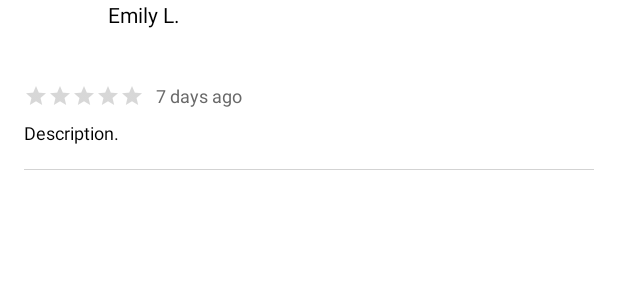
After one commit to RubensHardt/yelp-getty-center, an Android app: the layout item_review.xml on its own in the app's theme, with its tools: preview values and no code run, on a phone screen of 412 x 824 dp. The commit adds this screen. Shown: the top 300 px of the screen. Run offline under Robolectric (Android 15) with nearby library versions, the phone set to English and light mode, and no system bars.

Commit message:
Add review view holder

```diff
--- a/app/build.gradle
+++ b/app/build.gradle
@@ -64,6 +64,9 @@ dependencies {
     //Maps
     implementation 'com.google.android.gms:play-services-maps:16.1.0'
 
+    //Joda-Time
+    implementation 'net.danlew:android.joda:2.10.1.1'
+
     testImplementation 'junit:junit:4.12'
     androidTestImplementation 'com.android.support.test:runner:1.0.2'
     androidTestImplementation 'com.android.support.test.espresso:espresso-core:3.0.2'
--- /dev/null
+++ b/app/src/main/res/layout/item_review.xml
@@ -0,0 +1,66 @@
+<?xml version="1.0" encoding="utf-8"?>
+<RelativeLayout
+        xmlns:android="http://schemas.android.com/apk/res/android"
+        xmlns:tools="http://schemas.android.com/tools"
+        android:orientation="vertical"
+        android:layout_width="match_parent"
+        android:layout_height="wrap_content"
+        android:layout_marginStart="@dimen/margin_regular"
+        android:layout_marginEnd="@dimen/margin_regular">
+
+    <ImageView
+            android:id="@+id/profileImageView"
+            android:layout_width="@dimen/profile_image_size"
+            android:layout_height="@dimen/profile_image_size"/>
+
+    <TextView
+            android:id="@+id/nameTextView"
+            android:layout_width="wrap_content"
+            android:layout_height="wrap_content"
+            android:layout_marginStart="@dimen/margin_small"
+            android:layout_toEndOf="@id/profileImageView"
+            android:ellipsize="end"
+            android:textSize="@dimen/text_regular"
+            android:textColor="@color/black"
+            tools:text="Emily L."/>
+
+    <RatingBar
+            android:id="@+id/ratingBar"
+            android:layout_width="wrap_content"
+            android:layout_height="wrap_content"
+            android:layout_marginTop="@dimen/margin_small"
+            android:layout_below="@id/profileImageView"
+            style="?android:attr/ratingBarStyleSmall"
+            android:numStars="5"
+            android:stepSize="0.5"
+            android:isIndicator="true"/>
+
+    <TextView
+            android:id="@+id/timeCreatedTextView"
+            android:layout_width="wrap_content"
+            android:layout_height="wrap_content"
+            android:layout_toEndOf="@id/ratingBar"
+            android:layout_marginStart="@dimen/margin_small"
+            android:layout_alignBottom="@id/ratingBar"
+            android:ellipsize="end"
+            android:textSize="@dimen/text_small"
+            android:textColor="@color/dim_gray"
+            tools:text="7 days ago"/>
+
+    <TextView
+            android:id="@+id/descriptionTextView"
+            android:layout_width="wrap_content"
+            android:layout_height="wrap_content"
+            android:layout_marginTop="@dimen/margin_small"
+            android:layout_below="@id/ratingBar"
+            android:maxLines="5"
+            android:ellipsize="end"
+            android:textSize="@dimen/text_small"
+            android:textColor="@color/black"
+            tools:text="Description."/>
+
+    <View style="@style/ViewSpacer"
+          android:layout_below="@id/descriptionTextView"
+          android:layout_marginBottom="@dimen/margin_regular"/>
+
+</RelativeLayout>
--- a/app/src/main/res/values/colors.xml
+++ b/app/src/main/res/values/colors.xml
@@ -6,5 +6,7 @@
 
     <color name="white">#FFFFFF</color>
     <color name="black">#000000</color>
+    <color name="dim_gray">#696969</color>
     <color name="light_gray">#D3D3D3</color>
+    <color name="transparent">#00000000</color>
 </resources>
--- a/app/src/main/res/values/dimens.xml
+++ b/app/src/main/res/values/dimens.xml
@@ -5,9 +5,11 @@
     <dimen name="fab_margin">16dp</dimen>
     <dimen name="margin_small">8dp</dimen>
     <dimen name="margin_regular">16dp</dimen>
+    <dimen name="margin_large">24dp</dimen>
     <dimen name="spacer_height">0.5dp</dimen>
     <dimen name="photo_size">140dp</dimen>
     <dimen name="contact_icon_size">36dp</dimen>
+    <dimen name="profile_image_size">48dp</dimen>
 
     <dimen name="text_small">12sp</dimen>
     <dimen name="text_regular">14sp</dimen>
```
Also changed, not shown: app/src/main/java/com/rubenshardt/yelpgettycenter/utils/helpers/DateHelper.kt (added, +35 -0 lines), app/src/main/java/com/rubenshardt/yelpgettycenter/utils/viewholders/ReviewViewHolder.kt (added, +28 -0 lines), app/src/main/java/com/rubenshardt/yelpgettycenter/utils/viewholders/ReviewsHeaderViewHolder.kt (added, +8 -0 lines), app/src/main/res/layout/item_reviews_header.xml (added, +18 -0 lines), app/src/main/res/values/strings.xml (+23 -0 lines).
